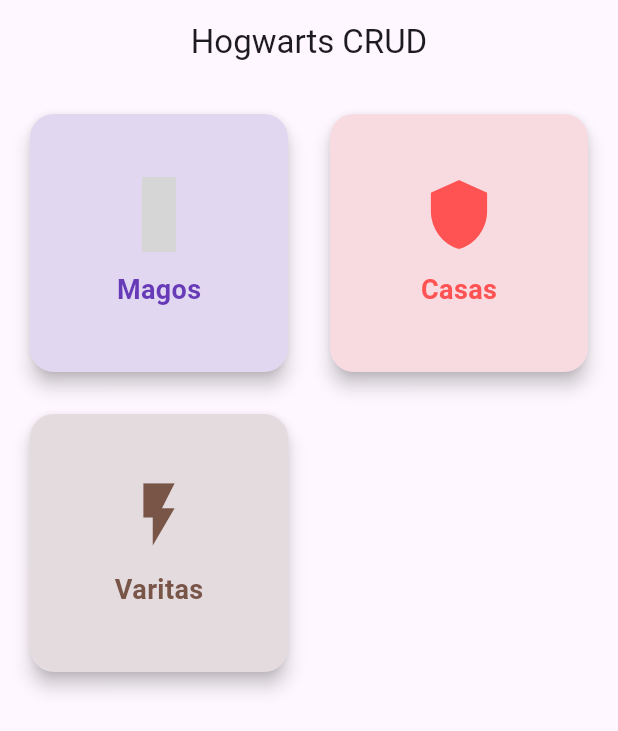
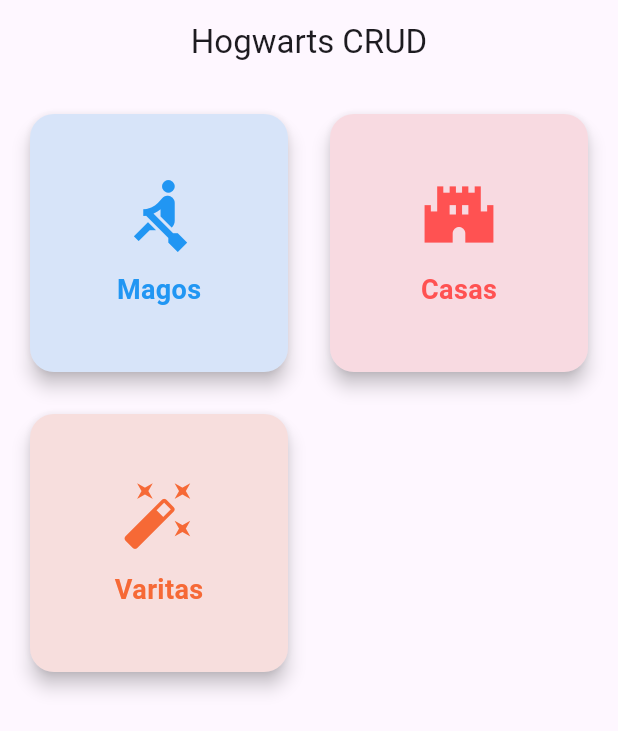
Before and after one commit to olga3emes/hogwarts_crud, a Flutter app: the screen it shows after launch, on a phone screen of 412 x 824 dp. Shown: the top 731 px of the screen. Run offline on Flutter 3.47's test engine with Material 3 defaults, Android fonts, the phone set to English and light mode, and no system bars; our stand-ins replace supabase_flutter; accounts and stored records are empty; grey boxes are pictures that could not be loaded.

Commit message:
liada con los widgets

```diff
--- a/lib/screens/home_screen.dart
+++ b/lib/screens/home_screen.dart
@@ -29,8 +29,8 @@
             _buildHomeCard(
               context,
               title: "Magos",
-              icon: Icons.,
-              color: Colors.deepPurple,
+              icon: Icons.rowing,
+              color: Colors.blue,
               target: const WizardListScreen(),
             ),
 
@@ -38,7 +38,7 @@
             _buildHomeCard(
               context,
               title: "Casas",
-              icon: Icons.shield,
+              icon: Icons.castle,
               color: Colors.redAccent,
               target: const HouseListScreen(),
             ),
@@ -47,8 +47,8 @@
             _buildHomeCard(
               context,
               title: "Varitas",
-              icon: Icons.flash_on,
-              color: Colors.brown,
+              icon: Icons.auto_fix_high,
+              color: const Color.fromARGB(255, 246, 105, 54),
               target: const WandListScreen(),
             ),
           ],
```
